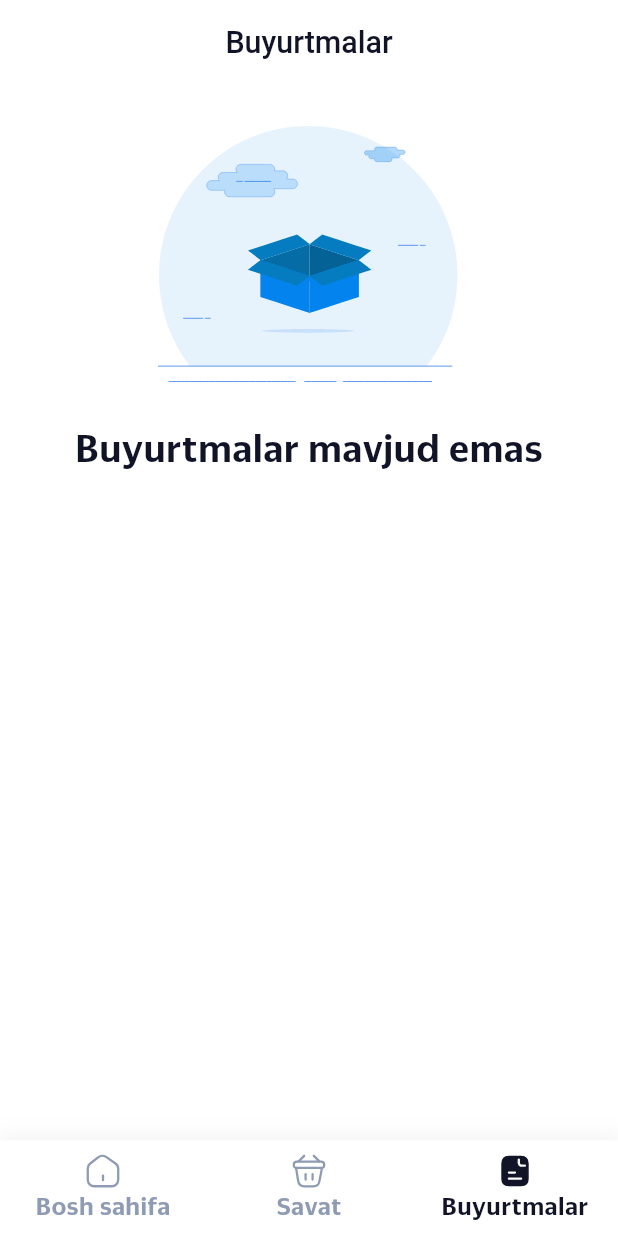
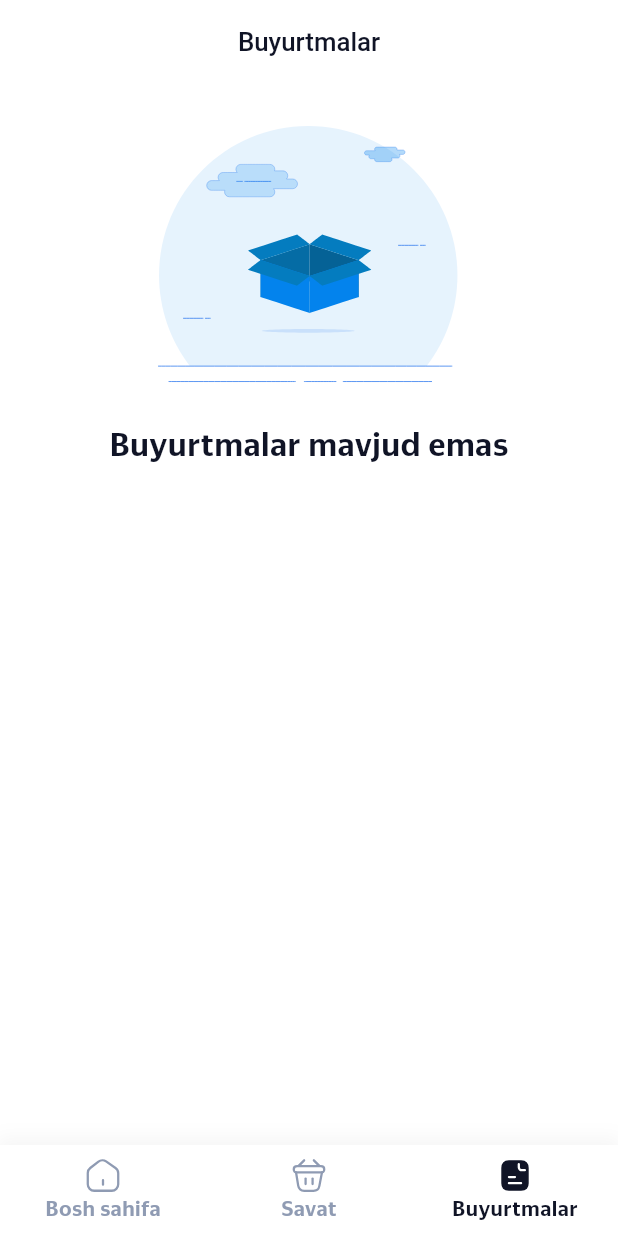
Before and after one commit to IbrohimToxtasinov/bek_shop_crm_admin, a Flutter app: the screen it shows after launch, item 3 of the bottom bar chosen, on a phone screen of 412 x 824 dp. Run offline on Flutter 3.47's test engine with Material 3 defaults, Android fonts, the light colour scheme and no system bars; our stand-ins replace bloc, cached_network_image, cloud_firestore, dio, easy_localization, equatable and 14 more; missing offline and left inert: app_settings, map_launcher; accounts and stored records are empty; project files that could hold a hidden picture were left out.

Commit message:
added some changes

```diff
--- a/lib/app/app.dart
+++ b/lib/app/app.dart
@@ -80,6 +80,12 @@ class MyApp extends StatelessWidget {
       splitScreenMode: true,
       builder: (context, child) {
         return MaterialApp(
+          builder: (context, child) {
+            return MediaQuery(
+              data: MediaQuery.of(context).copyWith(textScaler: const TextScaler.linear(0.85)),
+              child: child!,
+            );
+          },
           title: 'Bek Shop',
           theme: ThemeData(
             fontFamily: "YandexSans",
```
